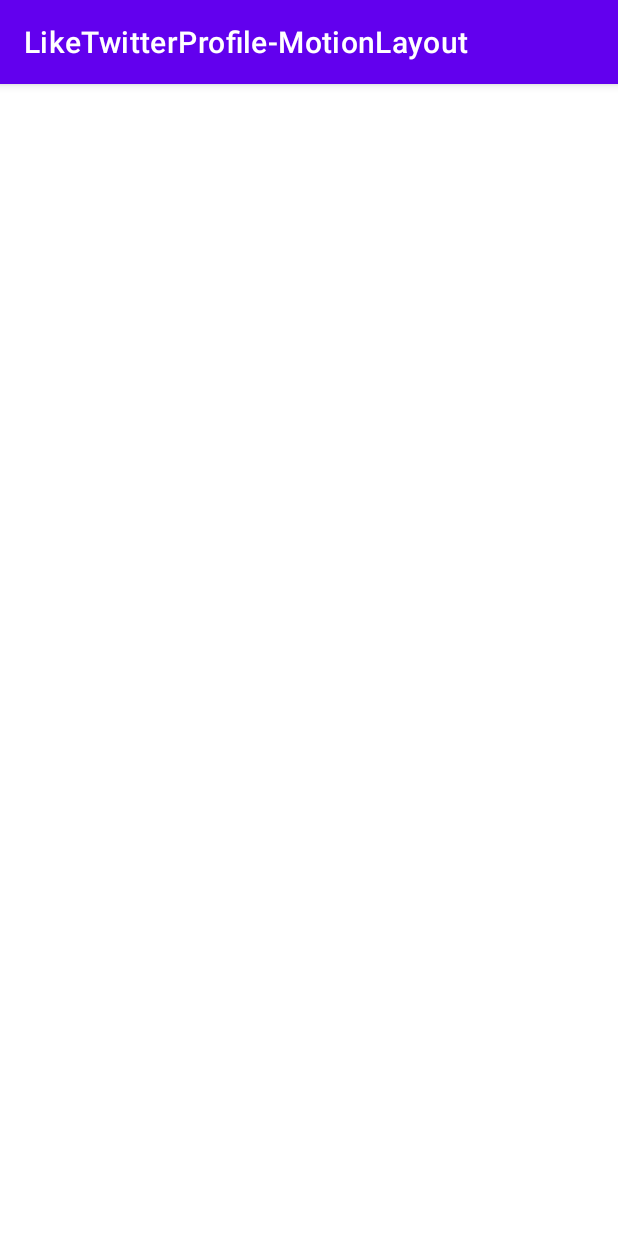
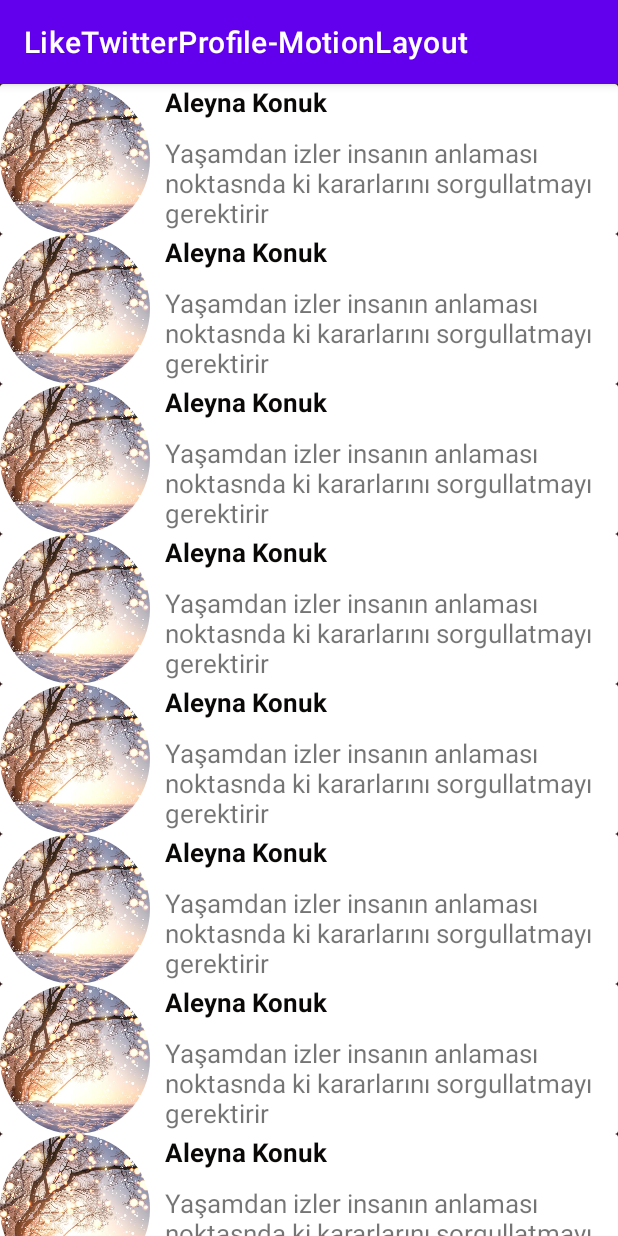
Before and after one commit to kumsal452b/LikeTwitterProfileMotionLayout, an Android app: the fragment Fragment_first shown on its own in the app's theme, on a phone screen of 412 x 824 dp. Run offline under Robolectric (Android 15) with nearby library versions, the phone set to English and light mode, and no system bars; our stand-ins replace CircleImageView; 1 statement that could not run was skipped.

Commit message:
problem have been not solved yet

```diff
--- a/app/src/main/java/com/kumsal/liketwitterprofile_motionlayout/Fragment_first.kt
+++ b/app/src/main/java/com/kumsal/liketwitterprofile_motionlayout/Fragment_first.kt
@@ -5,55 +5,24 @@ import androidx.fragment.app.Fragment
 import android.view.LayoutInflater
 import android.view.View
 import android.view.ViewGroup
+import androidx.recyclerview.widget.LinearLayoutManager
+import androidx.recyclerview.widget.RecyclerView
 
-// TODO: Rename parameter arguments, choose names that match
-// the fragment initialization parameters, e.g. ARG_ITEM_NUMBER
-private const val ARG_PARAM1 = "param1"
-private const val ARG_PARAM2 = "param2"
+class Fragment_first : Fragment() {
 
-/**
- * A simple [Fragment] subclass.
- * Use the [Fragment_first.newInstance] factory method to
- * create an instance of this fragment.
- */
-class Fragment_first : Fragment() {
-    // TODO: Rename and change types of parameters
-    private var param1: String? = null
-    private var param2: String? = null
-
-    override fun onCreate(savedInstanceState: Bundle?) {
-        super.onCreate(savedInstanceState)
-        arguments?.let {
-            param1 = it.getString(ARG_PARAM1)
-            param2 = it.getString(ARG_PARAM2)
-        }
-    }
 
     override fun onCreateView(
         inflater: LayoutInflater, container: ViewGroup?,
         savedInstanceState: Bundle?
     ): View? {
-        // Inflate the layout for this fragment
-        return inflater.inflate(R.layout.fragment_first, container, false)
+        var view=inflater.inflate(R.layout.fragment_first, container, false)
+        var recyclerView=view.findViewById<RecyclerView>(R.id.recycler1)
+        recyclerView.layoutManager=LinearLayoutManager(context)
+        recyclerView.setHasFixedSize(true)
+        var adapter=PostAdapter(context)
+        recyclerView.adapter=adapter
+        return view
     }
 
-    companion object {
-        /**
-         * Use this factory method to create a new instance of
-         * this fragment using the provided parameters.
-         *
-         * @param param1 Parameter 1.
-         * @param param2 Parameter 2.
-         * @return A new instance of fragment Fragment_first.
-         */
-        // TODO: Rename and change types and number of parameters
-        @JvmStatic
-        fun newInstance(param1: String, param2: String) =
-            Fragment_first().apply {
-                arguments = Bundle().apply {
-                    putString(ARG_PARAM1, param1)
-                    putString(ARG_PARAM2, param2)
-                }
-            }
-    }
+
 }
--- a/app/src/main/java/com/kumsal/liketwitterprofile_motionlayout/MainActivity.kt
+++ b/app/src/main/java/com/kumsal/liketwitterprofile_motionlayout/MainActivity.kt
@@ -2,6 +2,7 @@ package com.kumsal.liketwitterprofile_motionlayout
 
 import androidx.appcompat.app.AppCompatActivity
 import android.os.Bundle
+import android.view.View
 import androidx.fragment.app.FragmentManager
 import androidx.viewpager.widget.ViewPager
 import androidx.viewpager2.widget.ViewPager2
@@ -19,6 +20,16 @@ class MainActivity : AppCompatActivity() {
         adapter= SectionPagerAdapter(supportFragmentManager)
         tabLayout?.setTabsFromPagerAdapter(adapter)
         tabLayout?.setupWithViewPager(viewPager2)
-
+        viewPager2?.setOnScrollChangeListener(object : View.OnScrollChangeListener {
+            override fun onScrollChange(
+                v: View?,
+                scrollX: Int,
+                scrollY: Int,
+                oldScrollX: Int,
+                oldScrollY: Int
+            ) {
+                println(oldScrollX)
+            }
+        })
     }
 }
--- /dev/null
+++ b/app/src/main/java/com/kumsal/liketwitterprofile_motionlayout/PostAdapter.kt
@@ -0,0 +1,42 @@
+package com.kumsal.liketwitterprofile_motionlayout
+
+import android.content.Context
+import android.view.LayoutInflater
+import android.view.View
+import android.view.ViewGroup
+import android.widget.TextView
+import androidx.recyclerview.widget.RecyclerView
+import de.hdodenhof.circleimageview.CircleImageView
+
+class PostAdapter:RecyclerView.Adapter<PostAdapter.postHolder>{
+    var context:Context?=null
+
+    constructor(context: Context?) : super() {
+        this.context = context
+    }
+
+    inner class postHolder(itemView:View):RecyclerView.ViewHolder(itemView){
+        var imageView:CircleImageView=itemView.findViewById(R.id.imageViewForModel)
+        var textViewName:TextView=itemView.findViewById(R.id.textView)
+        var status:TextView=itemView.findViewById(R.id.status)
+        fun holderBindElement(name:String,status:String){
+            imageView.setImageResource(R.drawable.profil)
+            textViewName.setText(name)
+            this.status.setText(status)
+        }
+
+    }
+
+    override fun onCreateViewHolder(parent: ViewGroup, viewType: Int): PostAdapter.postHolder {
+        var view=LayoutInflater.from(context).inflate(R.layout.recycler_model_single,parent,false)
+        return postHolder(view)
+    }
+
+    override fun onBindViewHolder(holder: PostAdapter.postHolder, position: Int) {
+        holder.holderBindElement("Aleyna","Yaşamdan izler insanın anlaması noktasnda ki kararlarını sorgullatmayı gerektirir")
+    }
+
+    override fun getItemCount(): Int {
+        return 16
+    }
+}
--- a/app/src/main/res/layout/activity_main.xml
+++ b/app/src/main/res/layout/activity_main.xml
@@ -7,7 +7,7 @@
     tools:context=".MainActivity">
 
     <ImageView
-        android:id="@+id/imageView"
+        android:id="@+id/imageViewForModel"
         android:layout_width="wrap_content"
         android:layout_height="250dp"
         android:scaleType="fitXY"
@@ -21,7 +21,7 @@
         android:layout_width="wrap_content"
         android:layout_height="wrap_content"
         android:layout_marginStart="10dp"
-        app:layout_constraintBottom_toBottomOf="@+id/imageView"
+        app:layout_constraintBottom_toBottomOf="@+id/imageViewForModel"
         app:layout_constraintStart_toStartOf="parent"
         app:srcCompat="@drawable/facebook" />
 
@@ -49,7 +49,7 @@
         android:layout_height="wrap_content"
         app:layout_constraintEnd_toEndOf="parent"
         app:layout_constraintStart_toStartOf="parent"
-        app:layout_constraintTop_toBottomOf="@+id/imageView"
+        app:layout_constraintTop_toBottomOf="@+id/imageViewForModel"
         app:tabIndicatorColor="#03A9F4"
         app:tabRippleColor="#215685"
         app:tabTextColor="#03A9F4">
@@ -88,7 +88,7 @@
                 android:id="@+id/pagerView"
                 android:layout_width="match_parent"
                 android:layout_height="match_parent"
-                android:nestedScrollingEnabled="true"/>
+                android:nestedScrollingEnabled="true" />
         </LinearLayout>
     </androidx.core.widget.NestedScrollView>
 </androidx.constraintlayout.widget.ConstraintLayout>
--- a/app/src/main/res/layout/fragment_first.xml
+++ b/app/src/main/res/layout/fragment_first.xml
@@ -6,7 +6,8 @@
     tools:context=".Fragment_first">
 
     <androidx.recyclerview.widget.RecyclerView
-        android:id="@+id/recycler2"
+        android:id="@+id/recycler1"
         android:layout_width="match_parent"
-        android:layout_height="match_parent" />
+        android:layout_height="match_parent"
+        android:background="#331818" />
 </FrameLayout>
--- /dev/null
+++ b/app/src/main/res/layout/recycler_model_single.xml
@@ -0,0 +1,41 @@
+<?xml version="1.0" encoding="utf-8"?>
+<androidx.cardview.widget.CardView xmlns:android="http://schemas.android.com/apk/res/android"
+    android:layout_width="match_parent"
+    android:layout_height="wrap_content">
+
+    <RelativeLayout
+        android:layout_width="match_parent"
+        android:layout_height="wrap_content">
+
+        <de.hdodenhof.circleimageview.CircleImageView
+            android:id="@+id/imageViewForModel"
+            android:layout_width="100dp"
+            android:layout_height="100dp"
+            android:src="@drawable/profil" />
+
+        <TextView
+            android:id="@+id/name"
+            android:layout_width="wrap_content"
+            android:layout_height="wrap_content"
+            android:layout_marginStart="10dp"
+            android:layout_marginBottom="10dp"
+            android:layout_toEndOf="@id/imageViewForModel"
+            android:text="Aleyna Konuk"
+            android:textColor="#0B0808"
+            android:textSize="17dp"
+            android:textStyle="bold" />
+
+        <TextView
+            android:id="@+id/status"
+            android:layout_width="wrap_content"
+            android:layout_height="wrap_content"
+            android:layout_below="@id/name"
+            android:layout_marginStart="10dp"
+            android:layout_toEndOf="@id/imageViewForModel"
+            android:text="Yaşamdan izler insanın anlaması noktasnda ki kararlarını
+sorgullatmayı gerektirir"
+            android:textSize="17dp" />
+
+    </RelativeLayout>
+
+</androidx.cardview.widget.CardView>
```
Also changed, not shown: app/src/main/res/drawable/profil.jpg (added).
